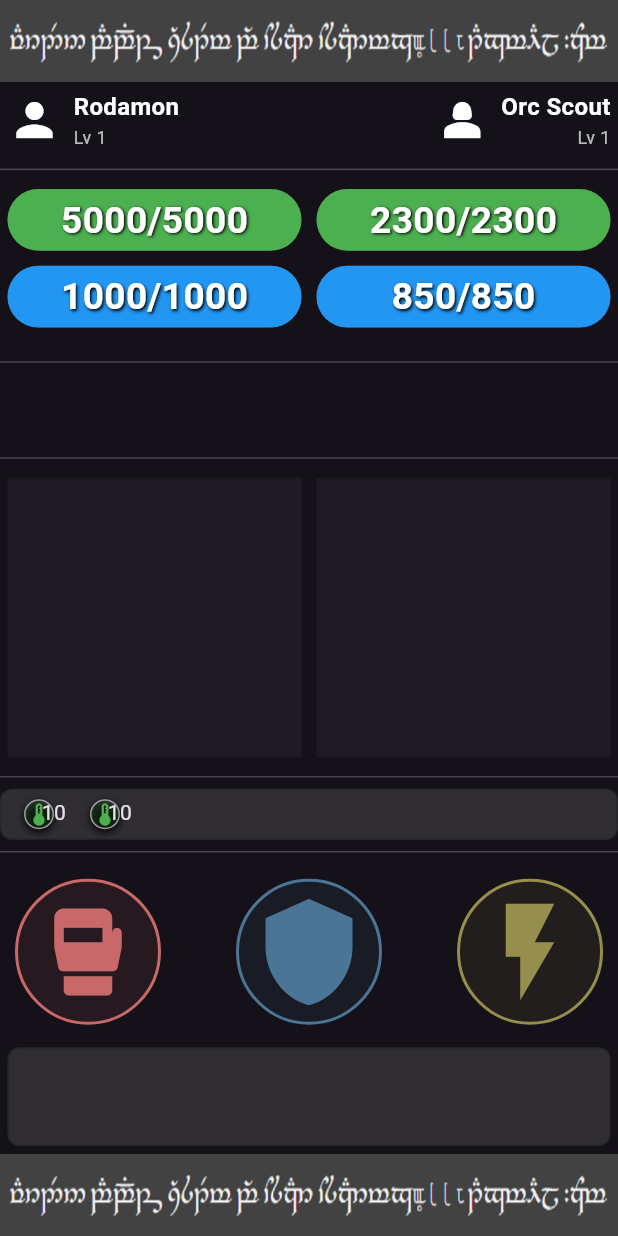
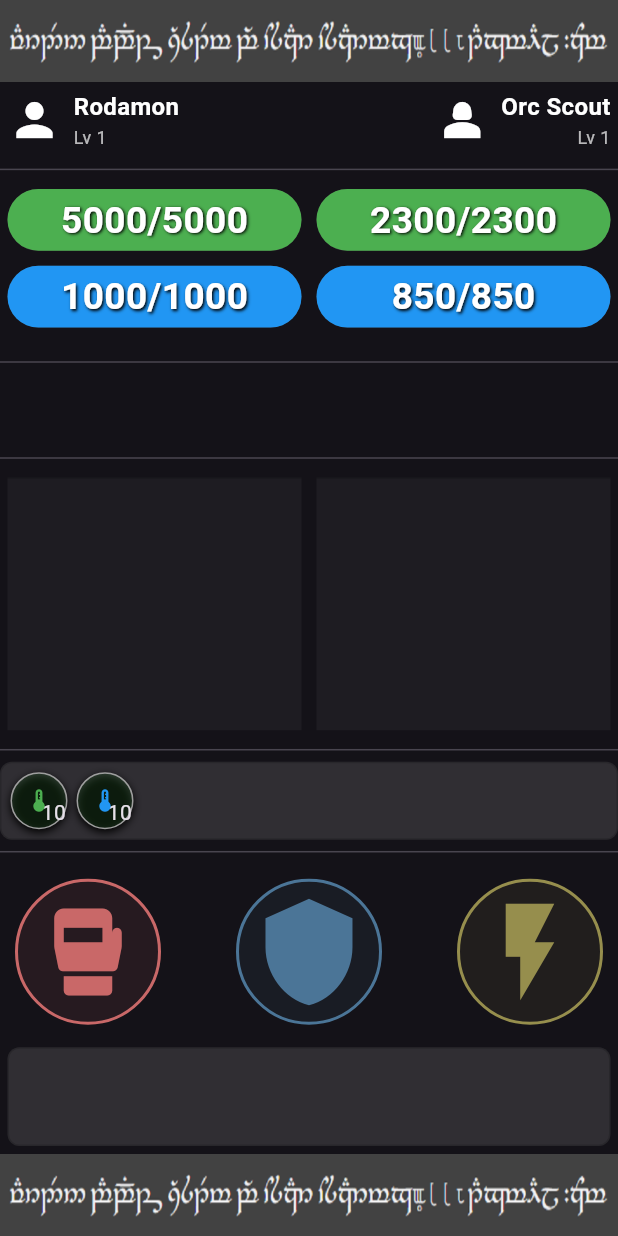
Before and after one commit to pakmg2355/Warden, a Flutter app: the MenuScreen screen opened directly, after a tap on "COMBAT", on a phone screen of 412 x 824 dp. Run offline on Flutter 3.47's test engine with Material 3 defaults, Android fonts, the phone set to English and light mode, and no system bars; our stand-ins replace audioplayers, shared_preferences; accounts and stored records are empty.

Commit message:
Stack de items con pocion de vida y power funcionando

```diff
--- a/lib/game/helpers/helpers.dart
+++ b/lib/game/helpers/helpers.dart
@@ -43,6 +43,19 @@ Color colorForEffect(EfectoClass e) {
   return Color.lerp(light, base, t)!;
 }
 
+Color colorForItem(InstantEffectKind e) {
+  switch (e) {
+    case InstantEffectKind.vidaFlat:
+      return Colors.green;
+    case InstantEffectKind.vidaPercent:
+      return Colors.green;
+    case InstantEffectKind.powerFlat:
+      return Colors.blue;
+    case InstantEffectKind.powerPercent:
+      return Colors.blue;
+  }
+}
+
 bool rollChance(int chance) {
   return Random().nextInt(100) < chance;
 }
--- a/lib/game/systems/effect_system.dart
+++ b/lib/game/systems/effect_system.dart
@@ -37,6 +37,7 @@ class EffectSystem {
           break;
 
         case InstantEffectKind.vidaPercent:
+          print(ie.value);
           delta = (source.maxvida * ie.value / 100).round();
           vida += delta;
           break;
--- a/lib/ui/screens/combate_screen.dart
+++ b/lib/ui/screens/combate_screen.dart
@@ -169,8 +169,12 @@ class CombateScreen extends StatelessWidget {
 
                     QuickSlotRow(
                       items: state.jugador.quickSlots
-                          .whereType<ItemStack>() // 👈 elimina nulls
+                          .whereType<ItemStack>()
                           .toList(),
+                      onTap: (index) {
+                        print(index);
+                        controller.useItem(index);
+                      },
                     ),
                     const Divider(),
                     Padding(
--- a/lib/ui/widgets/quick_slot.dart
+++ b/lib/ui/widgets/quick_slot.dart
@@ -1,11 +1,12 @@
 import 'package:flutter/material.dart';
+import 'package:warden/game/helpers/helpers.dart';
 
 import 'package:warden/game/items/item_definition.dart';
 
 class QuickSlotRow extends StatelessWidget {
   final List<ItemStack> items;
-
-  const QuickSlotRow({super.key, required this.items});
+  final void Function(int index) onTap;
+  const QuickSlotRow({super.key, required this.items, required this.onTap});
 
   IconData _iconDataForItem(String id) {
     switch (id) {
@@ -16,28 +17,32 @@ class QuickSlotRow extends StatelessWidget {
     return Icons.thermostat;
   }
 
-  Widget _buildEffectBadge(ItemStack item) {
-    return InkWell(
+  Widget _buildEffectBadge(ItemStack item, int index) {
+    return Material(
+      color: Colors.transparent,
+      child: InkWell(
+        customBorder: const CircleBorder(),
+        onTap: () => onTap(index),
         child: Container(
           width: 38,
+          height: 38,
           decoration: BoxDecoration(
-          border: BoxBorder.all(width: 1, color: Colors.grey),
             shape: BoxShape.circle,
+            border: Border.all(width: 1, color: Colors.grey),
             color: Colors.green.withAlpha(40),
-          boxShadow: [BoxShadow(blurRadius: 4, offset: const Offset(0, 2))],
+            boxShadow: const [BoxShadow(blurRadius: 4, offset: Offset(0, 2))],
           ),
           child: Stack(
             alignment: Alignment.center,
             children: [
               Positioned(bottom: 0, right: 0, child: Text('${item.quantity}')),
-
-            /// ICONO
               Icon(
                 _iconDataForItem(item.item.nombre),
                 size: 18,
-              color: Colors.green,
+                color: colorForItem(item.item.instantEffects.first.kind),
               ),
             ],
+          ),
         ),
       ),
     );
@@ -59,7 +64,10 @@ class QuickSlotRow extends StatelessWidget {
       child: Wrap(
         spacing: 6,
         runSpacing: 6,
-        children: items.map(_buildEffectBadge).toList(),
+        children: List.generate(
+          items.length,
+          (index) => _buildEffectBadge(items[index], index),
+        ),
       ),
     );
   }
```
Also changed, not shown: lib/game/combos/combo_repository.dart (+4 -4 lines), lib/game/entities/effect.dart (+12 -0 lines), lib/game/game_controller.dart (+39 -0 lines), lib/game/items/item_definition.dart (+7 -0 lines). Lines whose indentation alone changed are shown as unchanged.
